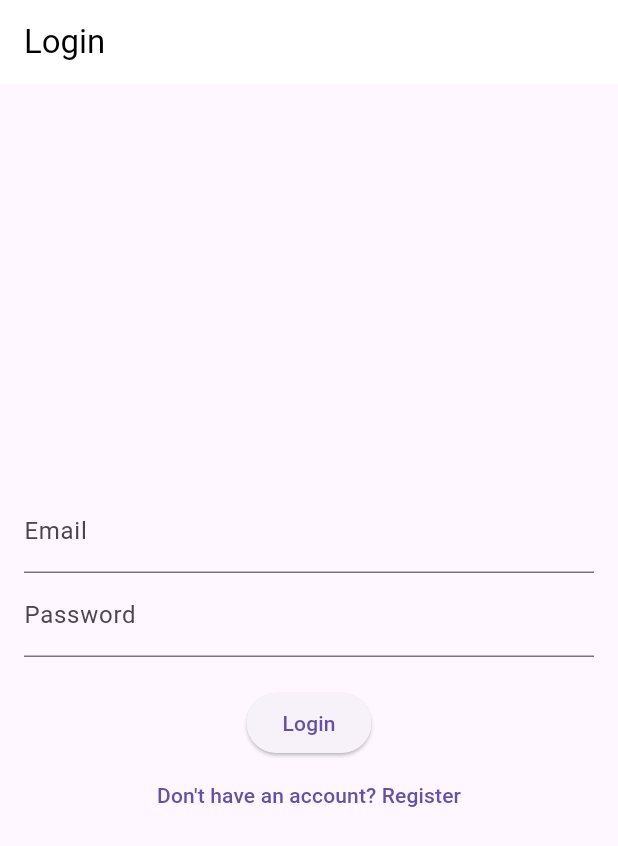
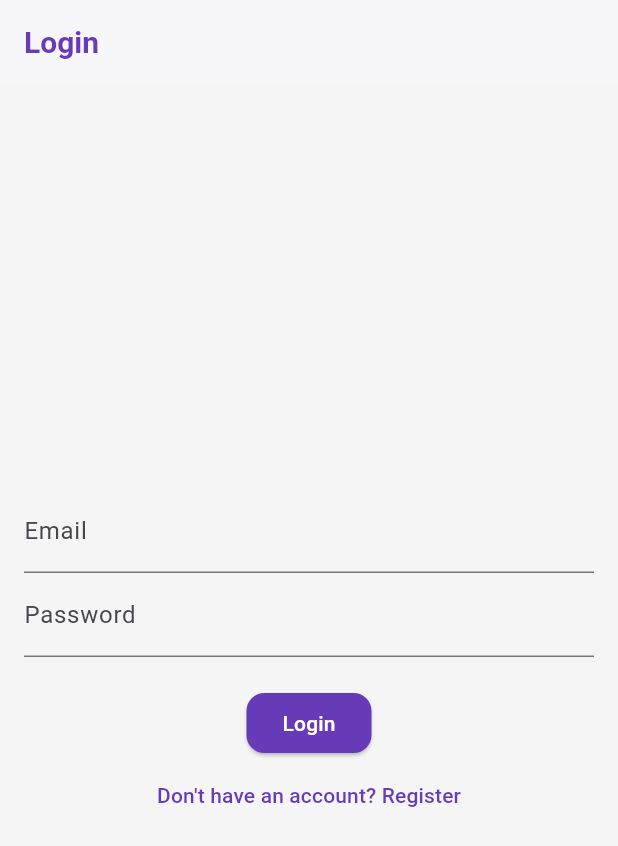
Before and after one commit to diobriggs/Stock-Tracker-App, a Flutter app: the screen it shows after launch, on a phone screen of 412 x 824 dp. Shown: the top 846 px of the screen. Run offline on Flutter 3.47's test engine with Material 3 defaults, Android fonts, the light colour scheme and no system bars; our stand-ins replace cloud_firestore, firebase_auth, firebase_core, fl_chart; accounts and stored records are empty.

Commit message:
Added styling to the application.

```diff
--- a/lib/main.dart
+++ b/lib/main.dart
@@ -25,14 +25,41 @@ class StockTrackerApp extends StatelessWidget {
     return MaterialApp(
       debugShowCheckedModeBanner: false,
       theme: ThemeData(
-        primarySwatch: Colors.blue,
-        visualDensity: VisualDensity.adaptivePlatformDensity,
-        appBarTheme: const AppBarTheme(
-          elevation: 0,
-          backgroundColor: Colors.white,
-          foregroundColor: Colors.black,
+        primarySwatch: Colors.deepPurple, // Change from blue to a richer color
+        colorScheme: ColorScheme.fromSeed(
+        seedColor: Colors.deepPurple,
+        primary: Colors.deepPurple,
+        secondary: Colors.deepOrange,
+        background: Colors.white,
+        surface: Colors.grey[100], // Soft background color
+      ),
+      visualDensity: VisualDensity.adaptivePlatformDensity,
+      appBarTheme: AppBarTheme(
+        elevation: 1, // Slight shadow
+        backgroundColor: Colors.white,
+        foregroundColor: Colors.deepPurple, // Change text color
+        titleTextStyle: TextStyle(
+        color: Colors.deepPurple,
+        fontSize: 20,
+        fontWeight: FontWeight.bold,
         ),
       ),
+      cardTheme: CardTheme(
+      elevation: 4,
+      shape: RoundedRectangleBorder(
+      borderRadius: BorderRadius.circular(15), // More rounded corners
+      ),
+    ),
+    elevatedButtonTheme: ElevatedButtonThemeData(
+     style: ElevatedButton.styleFrom(
+      backgroundColor: Colors.deepPurple,
+      foregroundColor: Colors.white,
+      shape: RoundedRectangleBorder(
+        borderRadius: BorderRadius.circular(12),
+       ),
+      ),
+    ),
+  ),
       initialRoute: FirebaseAuth.instance.currentUser == null ? '/login' : '/main',
       routes: {
         '/login': (context) => const LoginScreen(),
```
